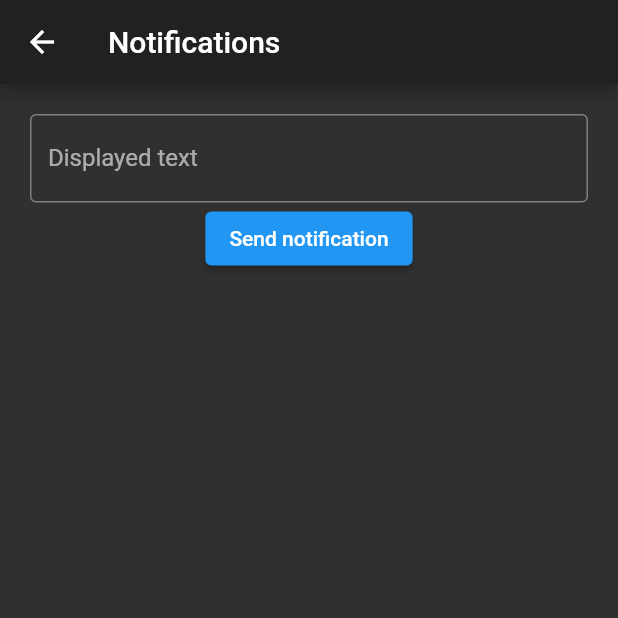
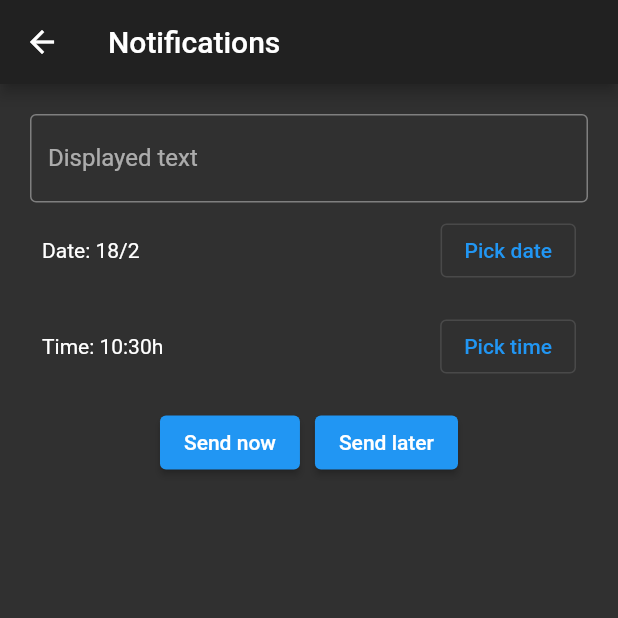
Before and after one commit to Matts-vdp/todo_infinite, a Flutter app: the Notifications screen opened directly, on a phone screen of 412 x 824 dp, the top half of it. Run offline on Flutter 3.47's test engine with Material 2 defaults, Android fonts, the phone set to English and light mode, and no system bars; our stand-ins replace flutter_local_notifications, get, timezone; statements that could not run were skipped.

Commit message:
add delayed notification support

```diff
--- a/lib/extra.dart
+++ b/lib/extra.dart
@@ -2,6 +2,7 @@ import 'package:flutter/material.dart';
 import 'package:get/get.dart';
 import 'Data/controller.dart';
 import 'dart:io' show Platform;
+import 'package:flutter/foundation.dart' show kIsWeb;
 import 'notification_service.dart' if (Platform.isAndroid) "";
 import 'package:flutter/services.dart';
 
@@ -30,6 +31,7 @@ class Notifications extends StatefulWidget {
 class _NotificationsState extends State<Notifications> {
   final _formkey = GlobalKey<FormState>();
   final fieldText = TextEditingController();
+  DateTime time = DateTime.now();
   @override
   Widget build(BuildContext context) {
     final Controller c = Get.find();
@@ -57,10 +59,72 @@ class _NotificationsState extends State<Notifications> {
                   return null;
                 },
               ),
+              Padding(
+                padding: const EdgeInsets.all(8.0),
+                child: Row(
+                  mainAxisAlignment: MainAxisAlignment.spaceBetween,
+                  children: [
+                    Text("Date: "+time.day.toString() + "/" + time.month.toString()),
+                    OutlinedButton(
+                        onPressed: () {
+                          showDatePicker(
+                            context: context,
+                            initialDate: DateTime.now(),
+                            firstDate: DateTime.now(),
+                            lastDate: DateTime.now().add(Duration(days: 365)))
+                              .then((value) {
+                                if (value != null) {
+                                  setState(() {
+                                    time = DateTime(value.year, value.month, value.day, time.hour, time.minute);
+                                  });
+                                }
+                              });
+                        },
+                        child: Text("Pick date")
+                      ),
+                  ],
+                ),
+              ),
+              Padding(
+                padding: const EdgeInsets.all(8.0),
+                child: Row(
+                  mainAxisAlignment: MainAxisAlignment.spaceBetween,
+                  children: [
+                    Text("Time: " + time.hour.toString() + ":" + time.minute.toString() + "h"),
+                    OutlinedButton(
+                      onPressed: () {
+                        showTimePicker(
+                          context: context,
+                          initialTime: TimeOfDay.now(),
+                          builder: (BuildContext context, Widget? child) {
+                            return MediaQuery(
+                              data: MediaQuery.of(context).copyWith(alwaysUse24HourFormat: true),
+                              child: child!,
+                            );
+                          },
+                        ).then((value) {
+                          if (value != null) {
+                            setState(() {
+                              time = DateTime(time.year, time.month, time.day, value.hour, value.minute);
+                            });
+                          }
+                        });
+                      },
+                      child: Text("Pick time")
+                    ),
+                  ],
+                ),
+              ),
+              Padding(
+                padding: const EdgeInsets.all(8.0),
+                child: Row(
+                  mainAxisAlignment: MainAxisAlignment.center,
+                  children: [
                     ElevatedButton(
-                onPressed: (){
+                      onPressed: () {
+                        FocusManager.instance.primaryFocus?.unfocus();
                         if (_formkey.currentState!.validate()) {
-                    if (Platform.isAndroid){ //notifications dont work on versions other then android
+                          if (!kIsWeb && Platform.isAndroid){ //notifications dont work on versions other then android
                             ScaffoldMessenger.of(context).showSnackBar(SnackBar(content: Text('Sending notification...')));
                             c.incCnt();
                             NotificationService().send(fieldText.text, "", c.getCnt());
@@ -71,7 +135,33 @@ class _NotificationsState extends State<Notifications> {
                           fieldText.clear();
                         }
                       },
-                child: Text("Send notification"),
+                      child: Text("Send now"),
+                    ),
+                    SizedBox(width: 10,),
+                    ElevatedButton(
+                      onPressed: () {
+                        FocusManager.instance.primaryFocus?.unfocus();
+                        if (_formkey.currentState!.validate()) {
+                          if (!kIsWeb && Platform.isAndroid){ //notifications dont work on versions other then android
+                            ScaffoldMessenger.of(context).showSnackBar(SnackBar(content: Text('Sending notification...')));
+                            c.incCnt();
+                            if (time.isAfter(DateTime.now().add(Duration(seconds: 1)))) {
+                              NotificationService().sendDelay(fieldText.text, "", c.getCnt(), time);
+                            }
+                            else {
+                              NotificationService().send(fieldText.text, "", c.getCnt());
+                            }
+                          }
+                          else {
+                            ScaffoldMessenger.of(context).showSnackBar(SnackBar(content: Text('Notifications are not possible on this device.')));
+                          }
+                          fieldText.clear();
+                        }
+                      },
+                      child: Text("Send later"),
+                    ),
+                  ],
+                ),
               ),
             ],
           ),
```
Also changed, not shown: lib/notification_service.dart (+36 -2 lines). Lines whose indentation alone changed are shown as unchanged.
